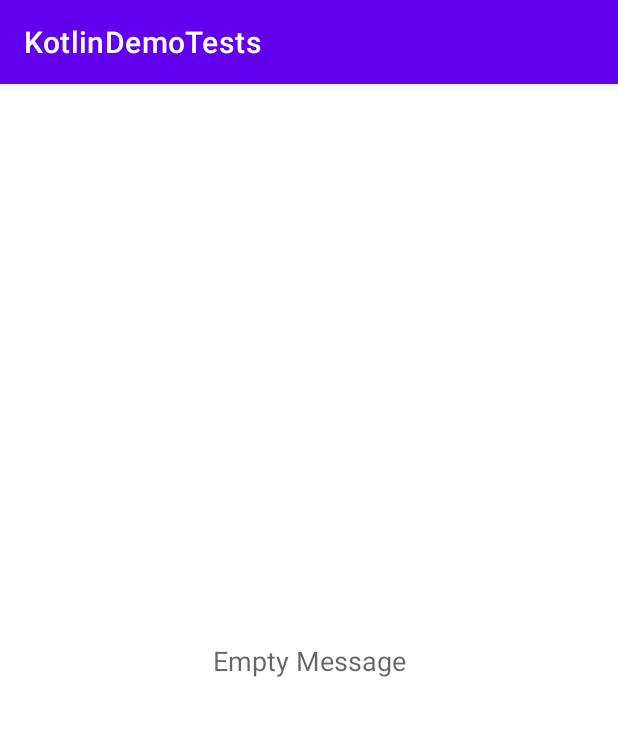
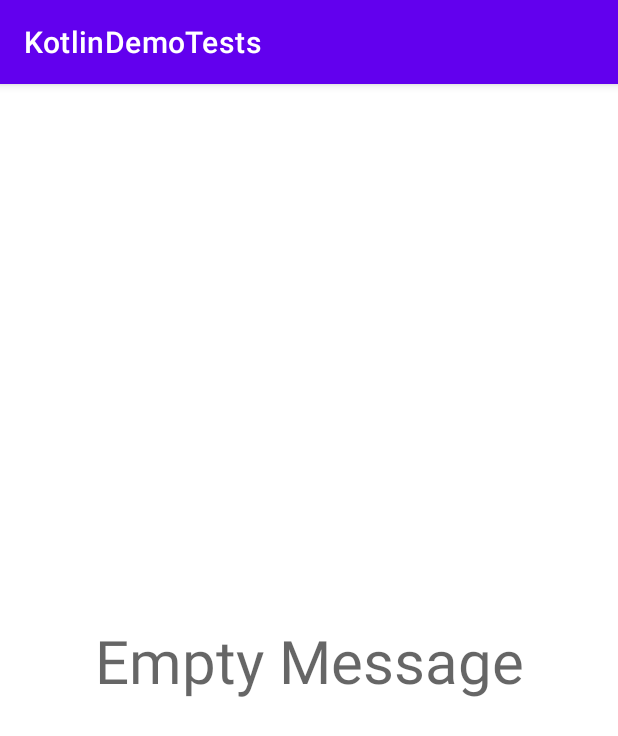
Before and after one commit to Dev20TX/KotlinDemoTests, an Android app: the screen it shows after launch (MainActivity), on a phone screen of 412 x 824 dp. Shown: the top 736 px of the screen. Run offline under Robolectric (Android 15) with nearby library versions, the phone set to English and light mode, and no system bars.

Commit message:
initial UI commit

```diff
--- /dev/null
+++ b/app/src/main/java/com/dev20/kotlindemotests/Fish.kt
@@ -0,0 +1,4 @@
+package com.dev20.kotlindemotests
+
+class Fish {
+}
--- a/app/src/main/res/layout/activity_main.xml
+++ b/app/src/main/res/layout/activity_main.xml
@@ -11,6 +11,7 @@
         android:layout_width="wrap_content"
         android:layout_height="wrap_content"
         android:text="@string/msg_empty"
+        android:textSize="40sp"
         android:textAppearance="?android:attr/textAppearanceMedium"
         app:layout_constraintBottom_toBottomOf="parent"
         app:layout_constraintLeft_toLeftOf="parent"
```
